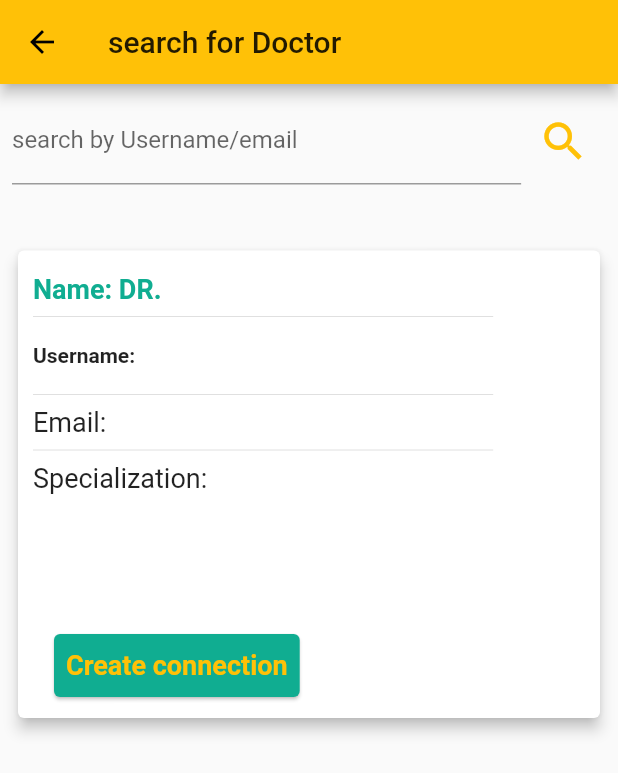
After one commit to AbdelrahmanMagdy84/AMUN_mobile_APP, a Flutter app: the SearchForDoctorScreen screen opened by its route, on a phone screen of 412 x 824 dp. The commit adds this screen. Shown: the top 773 px of the screen. Run offline on Flutter 3.47's test engine with Material 2 defaults, Android fonts, the phone set to English and light mode, and no system bars; our stand-ins replace dropdown_search, file_picker, flare_flutter, flutter_local_notifications, flutter_secure_storage, form_field_validator and 5 more; missing offline and left inert: esys_flutter_share, flutter_datetime_formfield, qr_code_scanner; accounts and stored records are empty; network calls fail; Roboto replaces fonts that are missing (RobotoCondenced).

Commit message:
search for doctor

```diff
--- a/lib/drawer/doctors_screen.dart
+++ b/lib/drawer/doctors_screen.dart
@@ -91,36 +91,6 @@ class _DoctorsScreenState extends State<DoctorsScreen> {
       ),
     );
   }
-
-  Widget buildSearch() {
-    return Container(
-      height: MediaQuery.of(context).size.height * 0.1,
-      child: ListTile(
-        leading: Container(
-          width: MediaQuery.of(context).size.width * 0.8,
-          child: TextField(
-            controller: usernameController,
-            decoration: InputDecoration(
-              labelText: "search by Username",
-            ),
-          ),
-        ),
-        title: IconButton(
-          icon: Icon(
-            Icons.search,
-            size: 34,
-            color: Theme.of(context).primaryColor,
-          ),
-          onPressed: () {
-            if (screenTitle == "My Doctors")
-              Navigator.of(context).pushNamed(DoctorProfileScreen.routeName,
-                  arguments: {'userName': usernameController.text});
-          },
-        ),
-      ),
-    );
-  }
-
   Widget item(String name, String username, String specializationOrRole,
       Doctor myDoctor, BuildContext ctx) {
     return LayoutBuilder(
--- a/lib/main.dart
+++ b/lib/main.dart
@@ -14,6 +14,7 @@ import 'package:amun/screens/lab_test_screen.dart';
 import 'package:amun/screens/prescription_screen.dart';
 import 'package:amun/screens/radiograph_screen.dart';
 import 'package:amun/screens/reminder_screen.dart';
+import 'package:amun/screens/searchForDoctor_screen.dart';
 import 'package:amun/screens/show_image_screen.dart';
 import 'package:amun/screens/success_screen.dart';
 import './screens/login_screen.dart';
@@ -69,6 +70,7 @@ class MyApp extends StatelessWidget {
         FacilityProfileScreen.routeName: (ctx) => FacilityProfileScreen(),
         SuccessScreen.routeName:(ctx)=>SuccessScreen(),
         DoctorConnectionScreen.routeName:(ctx)=>DoctorConnectionScreen(),
+        SearchForDoctorScreen.routeName:(ctx)=>SearchForDoctorScreen(),
       },
     );
   }
--- a/lib/screens/categories_screen.dart
+++ b/lib/screens/categories_screen.dart
@@ -1,6 +1,6 @@
 import 'package:amun/drawer/doctors_connections_screen.dart';
 import 'package:amun/reminders/global_bloc.dart';
-import 'package:amun/screens/scanner_screen.dart';
+import 'package:amun/screens/searchForDoctor_screen.dart';
 import 'package:amun/static_data/medical_categories_data.dart';
 import '../items/category_item.dart';
 import '../drawer/main_drawer.dart';
@@ -34,6 +34,16 @@ class _CategoriesScreenState extends State<CategoriesScreen> {
               ),
               onPressed: () {
                 Navigator.of(context).pushNamed(DoctorConnectionScreen.routeName);
+              })
+              ,
+               IconButton(
+              color: Theme.of(context).accentColor,
+              icon: Icon(
+                Icons.search,
+              ),
+              onPressed: () {
+                  Navigator.of(context).pushNamed(SearchForDoctorScreen.routeName);
+
               })
         ],
       ),
--- /dev/null
+++ b/lib/screens/searchForDoctor_screen.dart
@@ -0,0 +1,231 @@
+import 'package:amun/drawer/doctor_profile_screen.dart';
+import 'package:amun/models/Doctor.dart';
+import 'package:flutter/material.dart';
+
+class SearchForDoctorScreen extends StatefulWidget {
+  static final String routeName = "search route name";
+  @override
+  _SearchForDoctorScreenState createState() => _SearchForDoctorScreenState();
+}
+
+class _SearchForDoctorScreenState extends State<SearchForDoctorScreen> {
+  final usernameController = TextEditingController();
+  @override
+  Widget build(BuildContext context) {
+    return Scaffold(
+      appBar: AppBar(title: Text("search for Doctor")),
+      body: Padding(
+        padding: const EdgeInsets.all(8.0),
+        child: Column(
+          children: [
+            Row(
+              children: [
+                Container(
+                  //    width: MediaQuery.of(context).size.width * 0.8,
+                  child: Expanded(
+                    flex: 6,
+                    child: TextField(
+                      controller: usernameController,
+                      decoration: InputDecoration(
+                        labelText: "search by Username/email",
+                      ),
+                    ),
+                  ),
+                ),
+                Expanded(
+                  flex: 1,
+                  child: IconButton(
+                    icon: Icon(
+                      Icons.search,
+                      size: 34,
+                      color: Theme.of(context).primaryColor,
+                    ),
+                    onPressed: () {
+                      Navigator.of(context).pushNamed(
+                          DoctorProfileScreen.routeName,
+                          arguments: {'userName': usernameController.text});
+                    },
+                  ),
+                )
+              ],
+            ),
+            Expanded(
+                flex: 4,
+                child: Padding(
+                  padding: const EdgeInsets.only(top: 30.0),
+                  child: item("", "", "", new Doctor(), "",context),
+                )),
+          ],
+        ),
+      ),
+    );
+  }
+
+// Container(
+//               child: Column(
+//           children: [
+//             Expanded(
+//               flex: 1,
+//               child: Container(
+//                   // height: MediaQuery.of(context).size.height * 0.2,
+//                   child: Row(
+//                 children: [
+//                   Container(
+//                     //    width: MediaQuery.of(context).size.width * 0.8,
+//                     child: TextField(
+//                       controller: usernameController,
+//                       decoration: InputDecoration(
+//                         labelText: "search by Username/email",
+//                       ),
+//                     ),
+//                   ),
+//                   IconButton(
+//                     icon: Icon(
+//                       Icons.search,
+//                       size: 34,
+//                       color: Theme.of(context).primaryColor,
+//                     ),
+//                     onPressed: () {
+//                       Navigator.of(context).pushNamed(
+//                           DoctorProfileScreen.routeName,
+//                           arguments: {'userName': usernameController.text});
+//                     },
+//                   ),
+//                 ],
+//               )),
+//             ),
+//             //  Expanded(flex:4,child: item("", "", "", new Doctor(), context)),
+//           ],
+//         ),
+//       ),
+  Widget item(String name, String username, String specializationOrRole,
+      Doctor myDoctor, String email,BuildContext ctx) {
+    return LayoutBuilder(
+      builder: (context, constraints) {
+        return Column(
+          children: <Widget>[
+            Container(
+                padding: EdgeInsets.only(top: 10),
+                height: MediaQuery.of(context).size.height * 0.4,
+                child: Container(
+                  child: Card(
+                    elevation: 4,
+                    child: Container(
+                      child: Flex(
+                        direction: Axis.horizontal,
+                        mainAxisAlignment: MainAxisAlignment.start,
+                        children: <Widget>[
+                          Container(
+                            width: constraints.maxWidth * 0.8,
+                            padding: EdgeInsets.only(top: 5, left: 10),
+                            child: Flex(
+                              direction: Axis.vertical,
+                              crossAxisAlignment: CrossAxisAlignment.start,
+                              children: <Widget>[
+                                Container(
+                                  padding: EdgeInsets.only(top: 10),
+                                  child: Text(
+                                    'Name: DR.$name',
+                                    style: Theme.of(context).textTheme.title,
+                                  ),
+                                ),
+                                Divider(),
+                                Container(
+                                  padding: EdgeInsets.symmetric(vertical: 10),
+                                  child: Text(
+                                    'Username: $username ',
+                                    style: TextStyle(
+                                        fontSize: 14,
+                                        fontWeight: FontWeight.bold),
+                                  ),
+                                ),
+                                 Divider(),
+                                Container(
+                                  // padding: EdgeInsets.symmetric(vertical: 10),
+                                  child: Text(
+                                    'Email: $email',
+                                    style: TextStyle(fontSize: 18),
+                                  ),
+                                ),
+                                Divider(),
+                                Expanded(
+                                  child: Container(
+
+                                    child: Text(
+                                      'Specialization: $specializationOrRole ',
+                                      maxLines: 2,
+                                      style: TextStyle(fontSize: 18),
+                                    ),
+                                  ),
+                                ),
+                                Row(
+                                  children: [
+                                    Container(
+
+                                      child: Container(
+
+                                        padding: const EdgeInsets.only(bottom: 10.0,left: 10),
+                                        child: Card(
+                                          color: Theme.of(context).accentColor,
+                                          elevation: 1,
+                                          child: Center(
+                                            heightFactor: 2,
+                                            child: Padding(
+                                              padding: const EdgeInsets.only(left:8.0,right: 8),
+                                              child: Text(
+                                                "Create connection",
+                                                style: TextStyle(
+                                                    fontFamily: 'RobotoCondenced',
+                                                    fontSize: 18,
+                                                    color: Theme.of(ctx).primaryColor,
+                                                    fontWeight: FontWeight.bold),
+                                              ),
+                                            ),
+                                          ),
+                                        ),
+                                      ),
+                                    ),
+                                  ],
+                                ),
+                              ],
+                            ),
+                          ),
+                        ],
+                      ),
+                    ),
+                  ),
+                )),
+          ],
+        );
+      },
+    );
+  }
+
+  Widget buildSearch() {
+    return Container(
+      // height: MediaQuery.of(context).size.height * 0.2,
+      child: ListTile(
+        leading: Container(
+          //    width: MediaQuery.of(context).size.width * 0.8,
+          child: TextField(
+            controller: usernameController,
+            decoration: InputDecoration(
+              labelText: "search by Username/email",
+            ),
+          ),
+        ),
+        title: IconButton(
+          icon: Icon(
+            Icons.search,
+            size: 34,
+            color: Theme.of(context).primaryColor,
+          ),
+          onPressed: () {
+            Navigator.of(context).pushNamed(DoctorProfileScreen.routeName,
+                arguments: {'userName': usernameController.text});
+          },
+        ),
+      ),
+    );
+  }
+}
```
